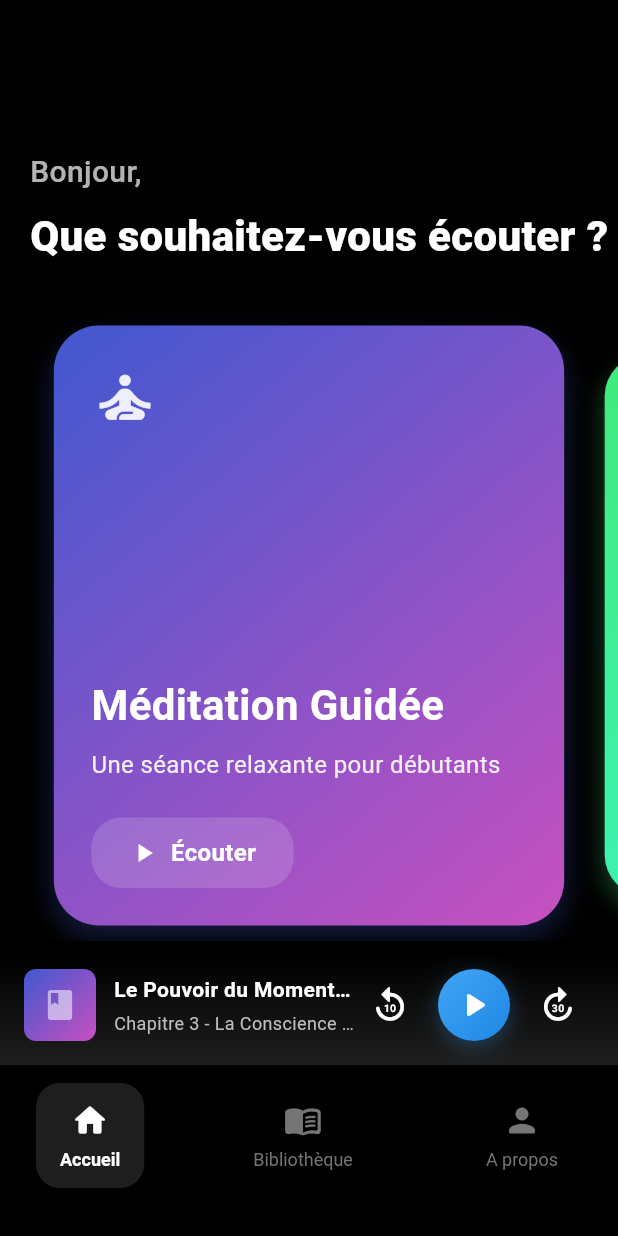
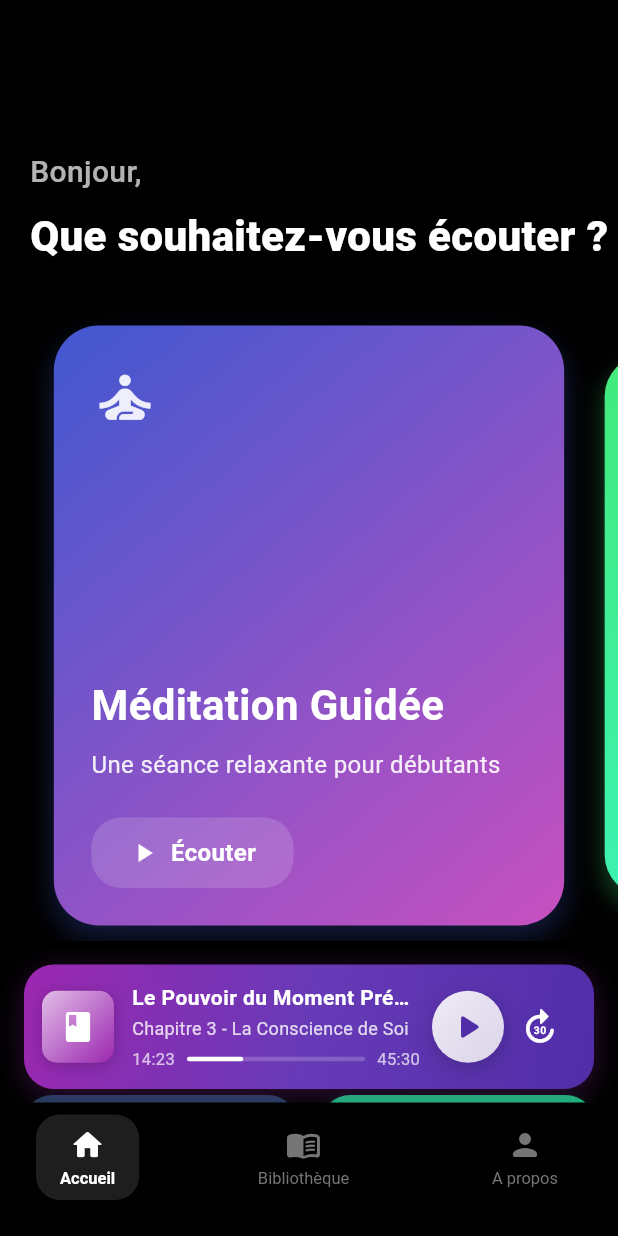
Before and after one commit to JulesNyom/Saga, a Flutter app: the screen it shows after launch, on a phone screen of 412 x 824 dp. Run offline on Flutter 3.47's test engine with Material 3 defaults, Android fonts, the phone set to English and light mode, and no system bars.

```diff
--- a/saga/lib/screens/tab_manager.dart
+++ b/saga/lib/screens/tab_manager.dart
@@ -1,5 +1,4 @@
 import 'package:flutter/material.dart';
-import 'package:flutter/services.dart';
 import 'tab_screens/about.dart';
 import 'tab_screens/listen.dart';
 import 'tab_screens/home.dart';
@@ -14,24 +13,16 @@ class Homepage extends StatefulWidget {
 class _HomepageState extends State<Homepage> with TickerProviderStateMixin {
   int _currentIndex = 0;
   bool _isPlaying = false;
-  double _playbackProgress = 0.0;
-  String _currentBookTitle = 'Le Pouvoir du Moment Présent';
-  String _currentChapter = 'Chapitre 3 - La Conscience de Soi';
+  final String _currentBookTitle = 'Le Pouvoir du Moment Présent';
+  final String _currentChapter = 'Chapitre 3 - La Conscience de Soi';
   Duration _currentPosition = const Duration(minutes: 14, seconds: 23);
-  Duration _totalDuration = const Duration(minutes: 45, seconds: 30);
+  final Duration _totalDuration = const Duration(minutes: 45, seconds: 30);
 
   final List<Widget> _screens = const [
     Home(),
     Listen(),
     About(),
   ];
-
-  String _formatDuration(Duration duration) {
-    String twoDigits(int n) => n.toString().padLeft(2, '0');
-    String twoDigitMinutes = twoDigits(duration.inMinutes.remainder(60));
-    String twoDigitSeconds = twoDigits(duration.inSeconds.remainder(60));
-    return "$twoDigitMinutes:$twoDigitSeconds";
-  }
 
   void _togglePlayPause() {
     setState(() {
@@ -40,21 +31,10 @@ class _HomepageState extends State<Homepage> with TickerProviderStateMixin {
     // Add your audio player logic here
   }
 
-  void _seekTo(double value) {
-    setState(() {
-      _playbackProgress = value;
-      _currentPosition = Duration(
-        seconds: (value * _totalDuration.inSeconds).round(),
-      );
-    });
-    // Add your audio seek logic here
-  }
-
   void _rewind10Seconds() {
     final newPosition = _currentPosition - const Duration(seconds: 10);
     setState(() {
       _currentPosition = newPosition.isNegative ? Duration.zero : newPosition;
-      _playbackProgress = _currentPosition.inSeconds / _totalDuration.inSeconds;
     });
     // Add your audio seek logic here
   }
@@ -62,68 +42,71 @@ class _HomepageState extends State<Homepage> with TickerProviderStateMixin {
   void _forward30Seconds() {
     final newPosition = _currentPosition + const Duration(seconds: 30);
     setState(() {
-      _currentPosition = newPosition > _totalDuration ? _totalDuration : newPosition;
-      _playbackProgress = _currentPosition.inSeconds / _totalDuration.inSeconds;
+      _currentPosition =
+          newPosition > _totalDuration ? _totalDuration : newPosition;
     });
     // Add your audio seek logic here
   }
 
   Widget _buildPlaybackBar() {
     return Container(
+      margin: const EdgeInsets.symmetric(horizontal: 16, vertical: 8),
       decoration: BoxDecoration(
-        gradient: LinearGradient(
-          begin: Alignment.topCenter,
-          end: Alignment.bottomCenter,
+        gradient: const LinearGradient(
+          begin: Alignment.topLeft,
+          end: Alignment.bottomRight,
           colors: [
-            Colors.black.withOpacity(0.9),
-            const Color(0xFF1E1E1E),
+            Color(0xFF9C27B0), // Deep Purple
+            Color(0xFF673AB7), // Purple
+            Color(0xFF512DA8), // Deep Purple darker
+          ],
+        ),
+        borderRadius: BorderRadius.circular(20),
+        boxShadow: [
+          BoxShadow(
+            color: const Color(0xFF9C27B0).withOpacity(0.3),
+            blurRadius: 15,
+            offset: const Offset(0, 4),
+          ),
+        ],
+      ),
+      child: Padding(
+        padding: const EdgeInsets.all(12),
+        child: Row(
+          children: [
+            // Book cover with updated design
+            Container(
+              height: 48,
+              width: 48,
+              decoration: BoxDecoration(
+                borderRadius: BorderRadius.circular(10),
+                gradient: const LinearGradient(
+                  begin: Alignment.topLeft,
+                  end: Alignment.bottomRight,
+                  colors: [
+                    Color(0xFFE1BEE7), // Light Purple
+                    Color(0xFF9C27B0), // Deep Purple
                   ],
                 ),
                 boxShadow: [
                   BoxShadow(
-            color: Colors.black.withOpacity(0.3),
-            blurRadius: 10,
-            offset: const Offset(0, -2),
+                    color: Colors.black.withOpacity(0.2),
+                    blurRadius: 8,
+                    offset: const Offset(0, 2),
                   ),
                 ],
               ),
-      child: Column(
-        mainAxisSize: MainAxisSize.min,
-        children: [
-          // Progress bar
-          Padding(
-            padding: const EdgeInsets.fromLTRB(16, 0, 16, 16),
-            child: Column(
-              children: [
-                const SizedBox(height: 12),
-                // Book info and controls
-                Row(
-                  children: [
-                    // Book cover
-                    Container(
-                      height: 48,
-                      width: 48,
-                      decoration: BoxDecoration(
-                        borderRadius: BorderRadius.circular(8),
-                        gradient: const LinearGradient(
-                          begin: Alignment.topLeft,
-                          end: Alignment.bottomRight,
-                          colors: [
-                            Color(0xFF4158D0),
-                            Color(0xFFC850C0),
-                          ],
-                        ),
-                      ),
               child: const Icon(
                 Icons.book,
-                        color: Colors.white54,
+                color: Colors.white,
                 size: 24,
               ),
             ),
             const SizedBox(width: 12),
-                    // Title and chapter
+            // Extended book information
             Expanded(
               child: Column(
+                mainAxisSize: MainAxisSize.min,
                 crossAxisAlignment: CrossAxisAlignment.start,
                 children: [
                   Text(
@@ -132,17 +115,60 @@ class _HomepageState extends State<Homepage> with TickerProviderStateMixin {
                       color: Colors.white,
                       fontSize: 14,
                       fontWeight: FontWeight.w600,
+                      letterSpacing: 0.3,
+                    ),
+                    overflow: TextOverflow.ellipsis,
+                  ),
+                  const SizedBox(height: 2),
+                  Text(
+                    _currentChapter,
+                    style: TextStyle(
+                      color: Colors.white.withOpacity(0.8),
+                      fontSize: 12,
+                      letterSpacing: 0.2,
                     ),
                     overflow: TextOverflow.ellipsis,
                   ),
                   const SizedBox(height: 4),
+                  // Progress indicator
+                  Row(
+                    children: [
                       Text(
-                            _currentChapter,
+                        '${_currentPosition.inMinutes}:${(_currentPosition.inSeconds % 60).toString().padLeft(2, '0')}',
                         style: TextStyle(
-                              color: Colors.grey[400],
-                              fontSize: 12,
+                          color: Colors.white.withOpacity(0.7),
+                          fontSize: 11,
                         ),
-                            overflow: TextOverflow.ellipsis,
+                      ),
+                      Expanded(
+                        child: Container(
+                          margin: const EdgeInsets.symmetric(horizontal: 8),
+                          height: 3,
+                          decoration: BoxDecoration(
+                            borderRadius: BorderRadius.circular(1.5),
+                            color: Colors.white.withOpacity(0.2),
+                          ),
+                          child: FractionallySizedBox(
+                            alignment: Alignment.centerLeft,
+                            widthFactor: _currentPosition.inSeconds /
+                                _totalDuration.inSeconds,
+                            child: Container(
+                              decoration: BoxDecoration(
+                                borderRadius: BorderRadius.circular(1.5),
+                                color: Colors.white,
+                              ),
+                            ),
+                          ),
+                        ),
+                      ),
+                      Text(
+                        '${_totalDuration.inMinutes}:${(_totalDuration.inSeconds % 60).toString().padLeft(2, '0')}',
+                        style: TextStyle(
+                          color: Colors.white.withOpacity(0.7),
+                          fontSize: 11,
+                        ),
+                      ),
+                    ],
                   ),
                 ],
               ),
@@ -151,31 +177,23 @@ class _HomepageState extends State<Homepage> with TickerProviderStateMixin {
             Row(
               mainAxisSize: MainAxisSize.min,
               children: [
-                        IconButton(
-                          icon: const Icon(
-                            Icons.replay_10_rounded,
-                            color: Colors.white,
-                            size: 28,
-                          ),
-                          onPressed: _rewind10Seconds,
-                        ),
                 Container(
                   height: 48,
                   width: 48,
-                          margin: const EdgeInsets.symmetric(horizontal: 8),
+                  margin: const EdgeInsets.only(left: 8),
                   decoration: BoxDecoration(
                     gradient: LinearGradient(
                       begin: Alignment.topLeft,
                       end: Alignment.bottomRight,
                       colors: [
-                                Colors.blue[400]!,
-                                Colors.blue[600]!,
+                        Colors.white.withOpacity(0.9),
+                        Colors.white.withOpacity(0.8),
                       ],
                     ),
                     shape: BoxShape.circle,
                     boxShadow: [
                       BoxShadow(
-                                color: Colors.blue[400]!.withOpacity(0.3),
+                        color: Colors.black.withOpacity(0.2),
                         blurRadius: 12,
                         offset: const Offset(0, 4),
                       ),
@@ -186,7 +204,7 @@ class _HomepageState extends State<Homepage> with TickerProviderStateMixin {
                       _isPlaying
                           ? Icons.pause_rounded
                           : Icons.play_arrow_rounded,
-                              color: Colors.white,
+                      color: const Color(0xFF512DA8),
                       size: 28,
                     ),
                     onPressed: _togglePlayPause,
@@ -204,10 +222,6 @@ class _HomepageState extends State<Homepage> with TickerProviderStateMixin {
             ),
           ],
         ),
-              ],
-            ),
-          ),
-        ],
       ),
     );
   }
@@ -216,45 +230,41 @@ class _HomepageState extends State<Homepage> with TickerProviderStateMixin {
   Widget build(BuildContext context) {
     return Scaffold(
       backgroundColor: Colors.black,
-      body: AnimatedSwitcher(
+      body: Stack(
+        children: [
+          // Main content
+          AnimatedSwitcher(
             duration: const Duration(milliseconds: 300),
             child: _screens[_currentIndex],
           ),
-      bottomNavigationBar: Column(
-        mainAxisSize: MainAxisSize.min,
-        children: [
-          _buildPlaybackBar(),
-          Theme(
-            data: ThemeData(
-              splashColor: Colors.transparent,
-              highlightColor: Colors.transparent,
+
+          // Floating playback bar
+          Positioned(
+            left: 0,
+            right: 0,
+            bottom: 90,
+            child: _buildPlaybackBar(),
           ),
+
+          // Bottom navigation with black background
+          Positioned(
+            left: 0,
+            right: 0,
+            bottom: 0,
             child: Container(
               color: Colors.black,
               padding: const EdgeInsets.only(
-                top: 12,
-                bottom: 32,
+                top: 8, // Reduced from 12
+                bottom: 24, // Reduced from 32
                 left: 24,
                 right: 24,
               ),
               child: Row(
                 mainAxisAlignment: MainAxisAlignment.spaceBetween,
                 children: [
-                  _buildNavItem(
-                    0,
-                    "Accueil",
-                    Icons.home_rounded,
-                  ),
-                  _buildNavItem(
-                    1,
-                    "Bibliothèque",
-                    Icons.menu_book_rounded,
-                  ),
-                  _buildNavItem(
-                    2,
-                    "A propos",
-                    Icons.person_rounded,
-                  ),
+                  _buildNavItem(0, "Accueil", Icons.home_rounded),
+                  _buildNavItem(1, "Bibliothèque", Icons.menu_book_rounded),
+                  _buildNavItem(2, "A propos", Icons.person_rounded),
                 ],
               ),
             ),
@@ -276,7 +286,10 @@ class _HomepageState extends State<Homepage> with TickerProviderStateMixin {
       child: AnimatedContainer(
         duration: const Duration(milliseconds: 200),
         curve: Curves.easeInOut,
-        padding: const EdgeInsets.symmetric(horizontal: 16, vertical: 12),
+        padding: const EdgeInsets.symmetric(
+          horizontal: 16,
+          vertical: 8, // Reduced from 12
+        ),
         decoration: BoxDecoration(
           color: isSelected ? const Color(0xFF1E1E1E) : Colors.transparent,
           borderRadius: BorderRadius.circular(16),
@@ -287,13 +300,13 @@ class _HomepageState extends State<Homepage> with TickerProviderStateMixin {
             Icon(
               icon,
               color: isSelected ? Colors.white : Colors.grey.shade600,
-              size: 26,
+              size: 24, // Reduced from 26
             ),
-            const SizedBox(height: 6),
+            const SizedBox(height: 4), // Reduced from 6
             AnimatedDefaultTextStyle(
               duration: const Duration(milliseconds: 200),
               style: TextStyle(
-                fontSize: 12,
+                fontSize: 11, // Reduced from 12
                 fontWeight: isSelected ? FontWeight.w600 : FontWeight.normal,
                 color: isSelected ? Colors.white : Colors.grey.shade600,
               ),
```
Lines whose indentation alone changed are shown as unchanged.
